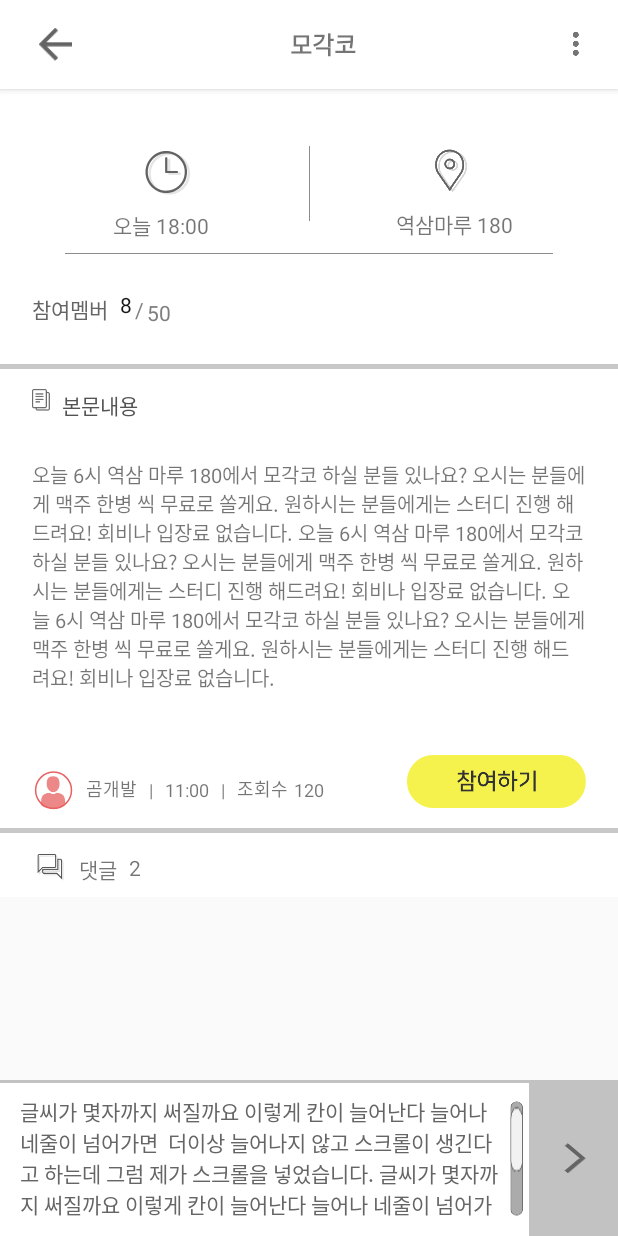
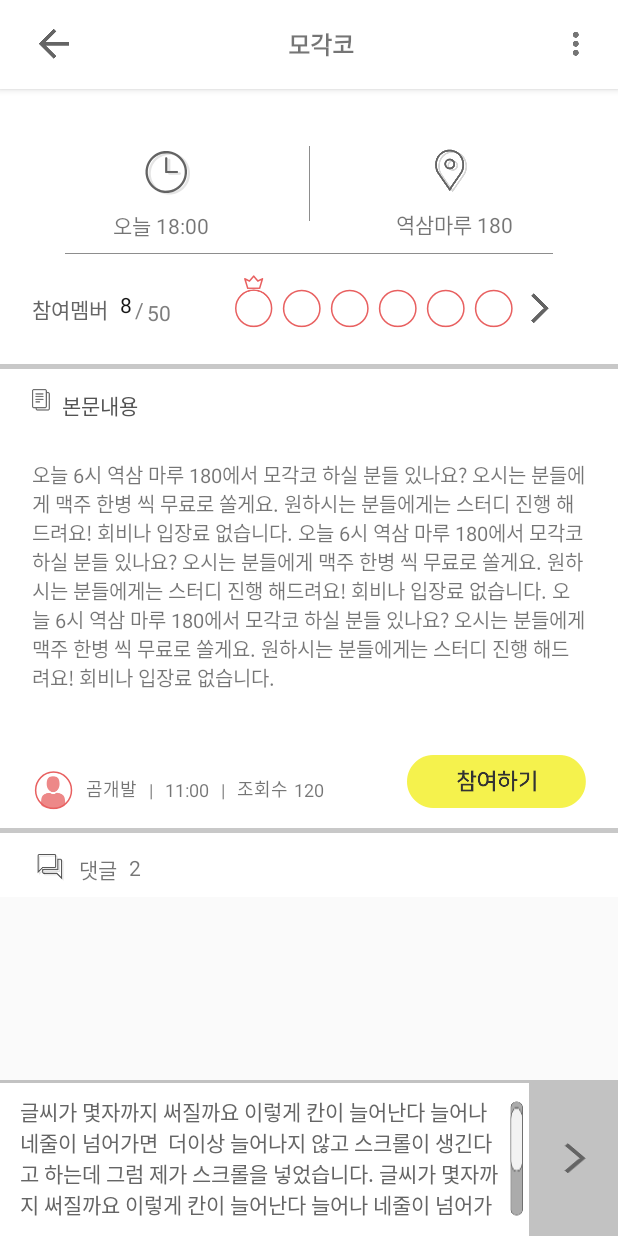
Before and after one commit to PartyGwam/front, an Android app: the PartyDetailActivity screen opened directly, with no data from a screen before it, on a phone screen of 412 x 824 dp. Run offline under Robolectric (Android 15) with nearby library versions, the phone set to English and light mode, and no system bars; our stand-ins replace ButterKnife; 2 statements that could not run were skipped.

Commit message:
파티 상세 구성2

```diff
--- a/app/src/main/java/com/example/joe/depromeet_partygwam/Main/TabFragment/PartyList/View/PartyListFragment.java
+++ b/app/src/main/java/com/example/joe/depromeet_partygwam/Main/TabFragment/PartyList/View/PartyListFragment.java
@@ -114,8 +114,9 @@ public class PartyListFragment extends Fragment
     @Override
     public void startDetailActivity(Data item) {
         Intent intent = new Intent(getActivity().getApplicationContext(), PartyDetailActivity.class);
-        Integer id = item.getId();
-        intent.putExtra("item", id);
+        int id = item.getId().intValue();
+
+        intent.putExtra("itemId", id);
         startActivity(intent);
     }
 }
--- a/app/src/main/java/com/example/joe/depromeet_partygwam/PartyDetail/Model/PartyDetailModelCallback.java
+++ b/app/src/main/java/com/example/joe/depromeet_partygwam/PartyDetail/Model/PartyDetailModelCallback.java
@@ -1,7 +1,10 @@
 package com.example.joe.depromeet_partygwam.PartyDetail.Model;
 
+import com.example.joe.depromeet_partygwam.Data.Parties.PartyResponse;
+
 public interface PartyDetailModelCallback {
-    interface RetrofitCallback{
-
+    interface RetrofitCallback {
+        //void onSuccess(int code, PartyResponse response);
+        //void onFailure();
     }
 }
--- a/app/src/main/java/com/example/joe/depromeet_partygwam/PartyDetail/Model/PartyDetailRetrofitModel.java
+++ b/app/src/main/java/com/example/joe/depromeet_partygwam/PartyDetail/Model/PartyDetailRetrofitModel.java
@@ -1,4 +1,36 @@
 package com.example.joe.depromeet_partygwam.PartyDetail.Model;
 
+import com.example.joe.depromeet_partygwam.Data.Parties.PartyResponse;
+import com.example.joe.depromeet_partygwam.DataStore.SharePreferenceManager;
+import com.example.joe.depromeet_partygwam.PartyDetail.View.PartyDetailActivity;
+import com.example.joe.depromeet_partygwam.Retrofit.RetrofitService;
+import com.example.joe.depromeet_partygwam.Retrofit.RetrofitServiceManager;
+
+import retrofit2.Call;
+
 public class PartyDetailRetrofitModel {
+    private static final String TAG = PartyDetailRetrofitModel.class.getSimpleName();
+    private PartyDetailModelCallback.RetrofitCallback callback;
+    private RetrofitService retrofitService;
+
+    public PartyDetailRetrofitModel(){
+        retrofitService = RetrofitServiceManager.getInstance();
+    }
+
+    public void setCallback(PartyDetailModelCallback.RetrofitCallback callback){
+        this.callback = callback;
+    }
+
+    public void getParty(){
+        //해당하는 파티 받아오기...
+        //String partyId =
+        String token = SharePreferenceManager.getString("Token");
+        //Call<PartyResponse> call = retrofitService.getParties(token, null, page);
+
+    }
+
+    public void updateParty(){
+        //서버에 변경된 정보 보내는 코드작성
+
+    }
 }
--- a/app/src/main/java/com/example/joe/depromeet_partygwam/PartyDetail/Presenter/PartyDetailContract.java
+++ b/app/src/main/java/com/example/joe/depromeet_partygwam/PartyDetail/Presenter/PartyDetailContract.java
@@ -1,17 +1,18 @@
 package com.example.joe.depromeet_partygwam.PartyDetail.Presenter;
-
-import com.example.joe.depromeet_partygwam.Data.LoginResponse.LoginResponse;
 
 public interface PartyDetailContract {
     interface View {
         void toast(String msg);
-        //void startMainActivity(int code, LoginResponse response);
+        //void onSuccessGetParty();
+        //void startCommentWriteActivity();
         //void connectFail();
     }
 
     interface Presenter {
+        void getParty(Integer partyId);
         void attachView(View view);
         void detachView();
-        //void login(String email, String password);
+        void updateParty();
+        void editParty();
     }
 }
--- a/app/src/main/java/com/example/joe/depromeet_partygwam/PartyDetail/Presenter/PartyDetailPresenter.java
+++ b/app/src/main/java/com/example/joe/depromeet_partygwam/PartyDetail/Presenter/PartyDetailPresenter.java
@@ -10,7 +10,15 @@ public class PartyDetailPresenter implements PartyDetailContract.Presenter,
     private PartyDetailRetrofitModel retrofitModel;
 
     public PartyDetailPresenter(){
+        retrofitModel = new PartyDetailRetrofitModel();
+        retrofitModel.setCallback(this);
+    }
 
+    @Override
+    public void getParty(Integer partyId) {
+        //아이디값 받아온 걸로
+        //retrofitModel.getParty()로 요청
+        retrofitModel.getParty();
     }
 
     @Override
@@ -22,4 +30,15 @@ public class PartyDetailPresenter implements PartyDetailContract.Presenter,
     public void detachView() {
         this.view = null;
     }
+
+    @Override
+    public void editParty() {
+
+    }
+
+    @Override
+    public void updateParty() {
+        //파티 시간 내용 수정되면
+        retrofitModel.updateParty();
+    }
 }
--- a/app/src/main/java/com/example/joe/depromeet_partygwam/PartyDetail/View/PartyDetailActivity.java
+++ b/app/src/main/java/com/example/joe/depromeet_partygwam/PartyDetail/View/PartyDetailActivity.java
@@ -1,5 +1,6 @@
 package com.example.joe.depromeet_partygwam.PartyDetail.View;
 
+import android.content.Intent;
 import android.support.v7.app.AppCompatActivity;
 import android.os.Bundle;
 import android.util.Log;
@@ -15,6 +16,7 @@ import com.example.joe.depromeet_partygwam.R;
 
 import butterknife.BindView;
 import butterknife.ButterKnife;
+import butterknife.OnClick;
 
 public class PartyDetailActivity extends AppCompatActivity
             implements PartyDetailContract.View{
@@ -60,8 +62,11 @@ public class PartyDetailActivity extends AppCompatActivity
         setContentView(R.layout.activity_party_detail);
         ButterKnife.bind(this);
 
+        Intent intent = getIntent();
+        Integer partyId = (Integer) intent.getIntExtra("itemId", -1);
         presenter = new PartyDetailPresenter();
         presenter.attachView(this);
+        presenter.getParty(partyId);
     }
 
     @Override
@@ -72,4 +77,18 @@ public class PartyDetailActivity extends AppCompatActivity
         runOnUiThread(r);
     }
 
+    @OnClick(R.id.back_button)
+    public void backBtnClick(){
+        updateParty();
+    }
+
+    @OnClick(R.id.edit_party)
+    public void editBtnClick(){
+        //글 수정/글 삭제 팝업? 띄우기
+    }
+
+    private void updateParty(){
+        //파티에 수정된 게 있으면 서버로 보내준다음
+        //PartyListFragment 로 돌아가기
+    }
 }
--- a/app/src/main/res/layout/activity_party_detail.xml
+++ b/app/src/main/res/layout/activity_party_detail.xml
@@ -34,8 +34,8 @@
 
             <ImageView
                 android:id="@+id/back_button"
-                android:layout_width="22dp"
-                android:layout_height="22dp"
+                android:layout_width="wrap_content"
+                android:layout_height="wrap_content"
                 android:layout_marginLeft="26dp"
                 android:scaleType="fitXY"
                 android:src="@drawable/back_icon"
@@ -120,8 +120,8 @@
                     android:id="@+id/view"
                     android:layout_width="325dp"
                     android:layout_height="0.5dp"
-                    android:layout_marginEnd="8dp"
-                    android:layout_marginStart="8dp"
+                    android:layout_marginEnd="5dp"
+                    android:layout_marginStart="5dp"
                     android:layout_marginTop="21dp"
                     android:background="#8d8d8d"
                     app:layout_constraintEnd_toEndOf="parent"
@@ -220,6 +220,79 @@
                     app:layout_constraintBottom_toBottomOf="parent"
                     app:layout_constraintStart_toEndOf="@+id/textView7"
                     app:layout_constraintTop_toBottomOf="@+id/view"/>
+
+                <LinearLayout
+                    android:layout_width="wrap_content"
+                    android:layout_height="wrap_content"
+                    android:layout_marginEnd="8dp"
+                    android:layout_marginStart="8dp"
+                    android:layout_marginTop="14dp"
+                    android:orientation="horizontal"
+                    app:layout_constraintEnd_toEndOf="parent"
+                    app:layout_constraintStart_toEndOf="@+id/max_number"
+                    app:layout_constraintTop_toBottomOf="@+id/view">
+
+                    <ImageView
+                        android:id="@+id/party_leader_image_1"
+                        android:layout_width="wrap_content"
+                        android:layout_height="wrap_content"
+                        android:layout_weight="1"
+                        app:srcCompat="@drawable/party1"/>
+
+                    <ImageView
+                        android:id="@+id/party_member1"
+                        android:layout_width="wrap_content"
+                        android:layout_height="wrap_content"
+                        android:layout_gravity="bottom"
+                        android:layout_marginLeft="6dp"
+                        android:layout_weight="1"
+                        app:srcCompat="@drawable/party2"/>
+
+                    <ImageView
+                        android:id="@+id/party_member2"
+                        android:layout_width="wrap_content"
+                        android:layout_height="wrap_content"
+                        android:layout_gravity="bottom"
+                        android:layout_marginLeft="6dp"
+                        android:layout_weight="1"
+                        app:srcCompat="@drawable/party2"/>
+
+                    <ImageView
+                        android:id="@+id/party_member3"
+                        android:layout_width="wrap_content"
+                        android:layout_height="wrap_content"
+                        android:layout_gravity="bottom"
+                        android:layout_marginLeft="6dp"
+                        android:layout_weight="1"
+                        app:srcCompat="@drawable/party2"/>
+
+                    <ImageView
+                        android:id="@+id/party_member4"
+                        android:layout_width="wrap_content"
+                        android:layout_height="wrap_content"
+                        android:layout_gravity="bottom"
+                        android:layout_marginLeft="6dp"
+                        android:layout_weight="1"
+                        app:srcCompat="@drawable/party2"/>
+
+                    <ImageView
+                        android:id="@+id/party_member5"
+                        android:layout_width="wrap_content"
+                        android:layout_height="wrap_content"
+                        android:layout_gravity="bottom"
+                        android:layout_marginLeft="6dp"
+                        android:layout_weight="1"
+                        app:srcCompat="@drawable/party2"/>
+
+                    <ImageView
+                        android:id="@+id/view_all_member"
+                        android:layout_width="wrap_content"
+                        android:layout_height="wrap_content"
+                        android:layout_gravity="bottom"
+                        android:layout_marginLeft="6dp"
+                        android:layout_weight="1"
+                        app:srcCompat="@drawable/right"/>
+                </LinearLayout>
 
             </android.support.constraint.ConstraintLayout>
 
```
